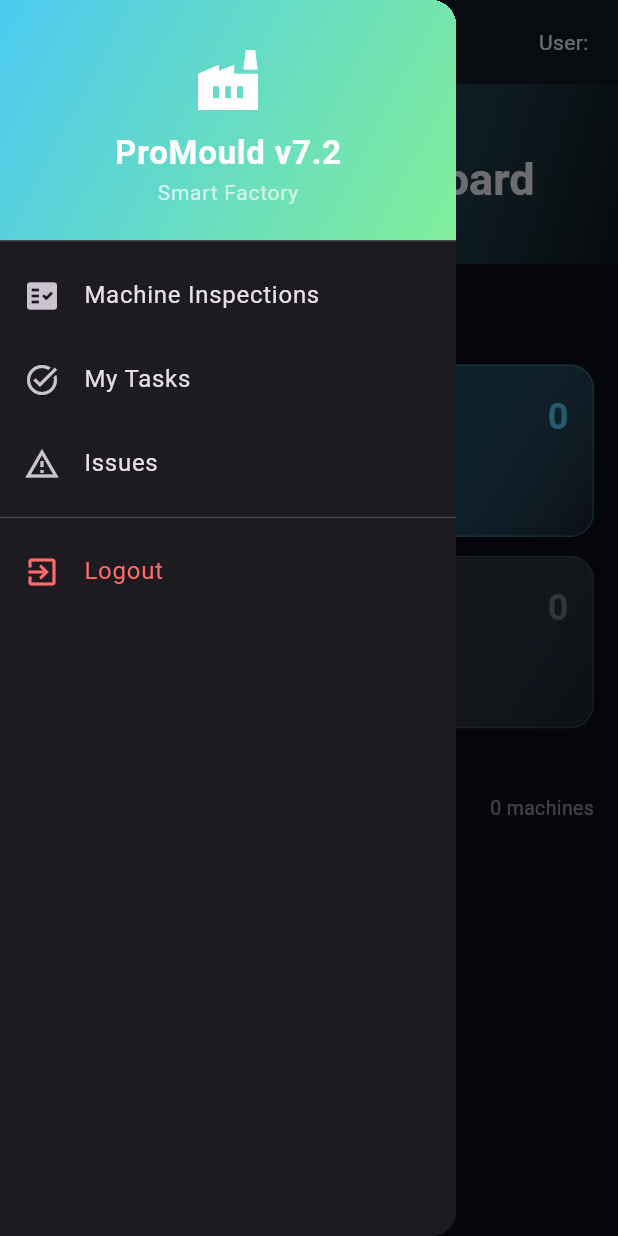
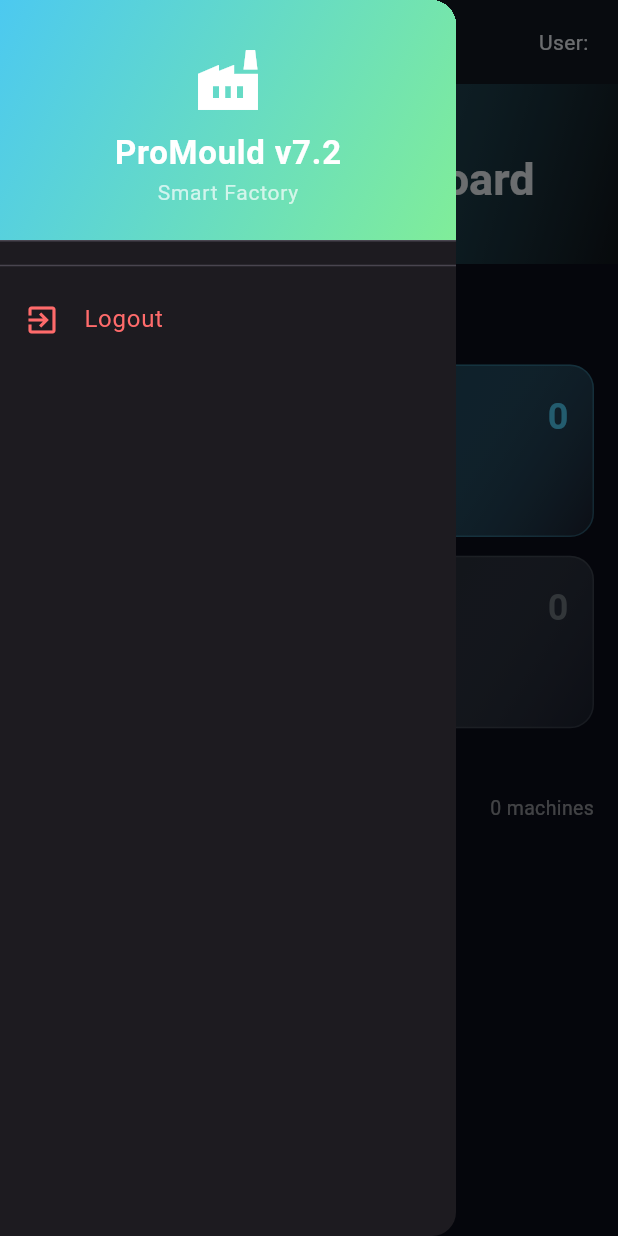
Before and after one commit to johanengel400-art/ProMould, a Flutter app: the RoleRouter screen opened directly with empty values, with the side drawer open, on a phone screen of 412 x 824 dp. Run offline on Flutter 3.47's test engine with Material 3 defaults, Android fonts, the phone set to English and light mode, and no system bars; our stand-ins replace cloud_firestore, firebase_core, firebase_messaging, firebase_storage, hive, hive_flutter and 9 more; missing offline and left inert: google_mlkit_barcode_scanning, google_mlkit_text_recognition, workmanager; accounts and stored records are empty.

Commit message:
fix: user permissions system bugs
- Fix portrait mode layout for user permissions screen
- Fix permission check logic to fall back to defaults properly
- Restore original menu order and organization
- Add permission checks only for critical features

Fixes:
1. User permissions screen now works in portrait mode (Column layout)
2. Custom permissions now fall back to level defaults for unset permissions
3. Menu structure restored to proper Operator/Setter/Manager sections
4. Permission checks added strategically for key features only

Co-authored-by: Ona <no-reply@ona.com>

```diff
--- a/lib/screens/role_router.dart
+++ b/lib/screens/role_router.dart
@@ -70,14 +70,20 @@ class _RoleRouterState extends State<RoleRouter> {
 
     if (user == null) return false;
 
-    // Check custom permissions
+    // Get default permissions for this level
+    final defaults = UserPermissions.getDefaultPermissions(widget.level);
+
+    // Check custom permissions, fall back to defaults if not set
     if (user['permissions'] != null) {
       final permissions = Map<String, bool>.from(user['permissions'] as Map);
-      return permissions[permission] ?? false;
+      // If permission is explicitly set, use that value
+      // Otherwise fall back to default for this level
+      return permissions.containsKey(permission)
+          ? permissions[permission]!
+          : (defaults[permission] ?? false);
     }
 
-    // Fall back to default permissions
-    final defaults = UserPermissions.getDefaultPermissions(widget.level);
+    // No custom permissions, use defaults
     return defaults[permission] ?? false;
   }
 
@@ -132,21 +138,27 @@ class _RoleRouterState extends State<RoleRouter> {
               ],
             ),
           ),
-          // Dashboard
+          // Operator Menu (Level 1) - Only Dashboard and QC
+          if (isOperator) ...[
             if (_hasPermission(UserPermissions.dashboard))
               _drawerItem(
                   Icons.dashboard_outlined,
                   'Dashboard',
                   DashboardScreenV2(
                       username: widget.username, level: widget.level)),
-
-          // Operator-specific items
-          if (isOperator)
             _drawerItem(Icons.report_problem_outlined, 'Report Issue',
                 OperatorQCScreen(username: widget.username)),
-
-          // Setter/Manager items
-          if (!isOperator) ...[
+          ],
+          // Setter Menu (Level 3) - Limited access
+          if (isSetter) ...[
+            if (_hasPermission(UserPermissions.dashboard))
+              _drawerItem(
+                  Icons.dashboard_outlined,
+                  'Dashboard',
+                  DashboardScreenV2(
+                      username: widget.username, level: widget.level)),
+            _drawerItem(Icons.swap_horiz, 'Mould Changes',
+                MouldChangeSchedulerScreen(level: widget.level)),
             if (_hasPermission(UserPermissions.mouldChangeChecklist))
               _drawerItem(Icons.checklist, 'Mould Change Checklist',
                   MouldChangeChecklistScreen(level: widget.level)),
@@ -163,9 +175,14 @@ class _RoleRouterState extends State<RoleRouter> {
             _drawerItem(Icons.report_problem_outlined, 'Issues',
                 IssuesScreenV2(username: widget.username, level: widget.level)),
           ],
-
-          // Manager items
+          // Manager Menu (Level 4+)
           if (isManager) ...[
+            if (_hasPermission(UserPermissions.dashboard))
+              _drawerItem(
+                  Icons.dashboard_outlined,
+                  'Dashboard',
+                  DashboardScreenV2(
+                      username: widget.username, level: widget.level)),
             _drawerItem(Icons.calendar_month_outlined, 'Timeline',
                 TimelineScreenV2(level: widget.level)),
             _drawerItem(
@@ -178,7 +195,13 @@ class _RoleRouterState extends State<RoleRouter> {
                 'Daily Production Sheet',
                 DailyProductionSheetScreen(
                     username: widget.username, level: widget.level)),
-            const Divider(),
+            _drawerItem(Icons.report_problem_outlined, 'Issues',
+                IssuesScreenV2(username: widget.username, level: widget.level)),
+            _drawerItem(Icons.task_alt, 'My Tasks',
+                MyTasksScreen(username: widget.username, level: widget.level)),
+          ],
+          if (isManager) const Divider(),
+          if (isManager)
             const Padding(
               padding: EdgeInsets.symmetric(horizontal: 16, vertical: 8),
               child: Text('MANAGEMENT',
@@ -187,56 +210,73 @@ class _RoleRouterState extends State<RoleRouter> {
                       fontWeight: FontWeight.bold,
                       color: Colors.white54)),
             ),
-            if (_hasPermission(UserPermissions.machines))
+          if (isManager && _hasPermission(UserPermissions.machines))
             _drawerItem(Icons.precision_manufacturing_outlined, 'Machines',
                 ManageMachinesScreen(level: widget.level)),
-            if (_hasPermission(UserPermissions.jobs))
+          if (isManager && _hasPermission(UserPermissions.jobs))
             _drawerItem(Icons.fact_check_outlined, 'Jobs',
                 ManageJobsScreen(level: widget.level)),
-            if (_hasPermission(UserPermissions.jobs))
+          if (isManager && _hasPermission(UserPermissions.jobs))
             _drawerItem(Icons.reorder, 'Job Queue',
                 JobQueueManagerScreen(level: widget.level)),
+          if (isManager)
             _drawerItem(Icons.apps_outage_outlined, 'Moulds',
                 ManageMouldsScreen(level: widget.level)),
+          if (isManager)
             _drawerItem(Icons.swap_horiz, 'Mould Changes',
                 MouldChangeSchedulerScreen(level: widget.level)),
+          if (isManager && _hasPermission(UserPermissions.mouldChangeChecklist))
+            _drawerItem(Icons.checklist, 'Mould Change Checklist',
+                MouldChangeChecklistScreen(level: widget.level)),
+          if (isManager && _hasPermission(UserPermissions.mouldChangeHistory))
+            _drawerItem(Icons.history, 'Mould Change History',
+                const MouldChangeHistoryScreen()),
+          if (isManager)
             _drawerItem(Icons.apartment_outlined, 'Floors',
                 ManageFloorsScreen(level: widget.level)),
+          if (isAdmin && _hasPermission(UserPermissions.userManagement))
+            _drawerItem(Icons.manage_accounts_outlined, 'Users',
+                ManageUsersScreen(level: widget.level)),
+          if (isManager)
             _drawerItem(Icons.schedule_outlined, 'Production Timeline',
                 const ProductionTimelineScreen()),
+          if (isManager)
             _drawerItem(Icons.timeline_outlined, 'Planning',
                 PlanningScreen(level: widget.level)),
+          if (isManager)
             _drawerItem(Icons.timer_outlined, 'Downtime',
                 DowntimeScreen(level: widget.level)),
+          if (isManager)
+            _drawerItem(
+                Icons.fact_check,
+                'Machine Inspections',
+                MachineInspectionChecklistScreen(
+                    level: widget.level, username: widget.username)),
+          if (isManager)
             _drawerItem(Icons.assessment, 'Inspection Tracking',
                 const DailyInspectionTrackingScreen()),
+          if (isManager)
             _drawerItem(Icons.archive_outlined, 'Finished Jobs',
                 const FinishedJobsScreen()),
+          if (isManager)
             _drawerItem(Icons.analytics_outlined, 'Job Analytics',
                 const JobAnalyticsScreen()),
-            if (_hasPermission(UserPermissions.reports))
+          if (isManager && _hasPermission(UserPermissions.reports))
             _drawerItem(Icons.insights_outlined, 'Reports / OEE',
                 OEEScreen(level: widget.level)),
+          if (isManager)
             _drawerItem(
                 Icons.verified_outlined,
                 'Quality Control',
                 QualityControlScreen(
                     level: widget.level, username: widget.username)),
-          ],
-
-          // Admin items
-          if (isAdmin) ...[
-            const Divider(),
-            if (_hasPermission(UserPermissions.userManagement))
-              _drawerItem(Icons.manage_accounts_outlined, 'Users',
-                  ManageUsersScreen(level: widget.level)),
-            if (_hasPermission(UserPermissions.userPermissions))
+          if (isAdmin) const Divider(),
+          if (isAdmin && _hasPermission(UserPermissions.userPermissions))
             _drawerItem(Icons.admin_panel_settings_outlined,
                 'User Permissions', const UserPermissionsScreen()),
-            if (_hasPermission(UserPermissions.settings))
+          if (isAdmin && _hasPermission(UserPermissions.settings))
             _drawerItem(Icons.settings_outlined, 'Settings',
                 SettingsScreen(level: widget.level)),
-          ],
           const Divider(),
           ListTile(
             leading: const Icon(Icons.exit_to_app_outlined,
--- a/lib/screens/user_permissions_screen.dart
+++ b/lib/screens/user_permissions_screen.dart
@@ -17,21 +17,46 @@ class _UserPermissionsScreenState extends State<UserPermissionsScreen> {
 
   @override
   Widget build(BuildContext context) {
+    final isPortrait = MediaQuery.of(context).orientation == Orientation.portrait;
+
     return Scaffold(
       backgroundColor: const Color(0xFF0A0E1A),
       appBar: AppBar(
         title: const Text('User Permissions'),
         backgroundColor: const Color(0xFF0F1419),
       ),
-      body: Row(
+      body: isPortrait
+          ? Column(
               children: [
-          // User list
+                // User list (top half in portrait)
+                Expanded(
+                  flex: 1,
+                  child: _buildUserList(),
+                ),
+                const Divider(height: 1),
+                // Permissions editor (bottom half in portrait)
+                Expanded(
+                  flex: 2,
+                  child: _selectedUsername == null
+                      ? const Center(
+                          child: Text(
+                            'Select a user to edit permissions',
+                            style: TextStyle(color: Colors.white70),
+                          ),
+                        )
+                      : _buildPermissionsEditor(),
+                ),
+              ],
+            )
+          : Row(
+              children: [
+                // User list (left side in landscape)
                 SizedBox(
                   width: 250,
                   child: _buildUserList(),
                 ),
                 const VerticalDivider(width: 1),
-          // Permissions editor
+                // Permissions editor (right side in landscape)
                 Expanded(
                   child: _selectedUsername == null
                       ? const Center(
```
Also changed, not shown: 1 other file. Lines whose indentation alone changed are shown as unchanged.
